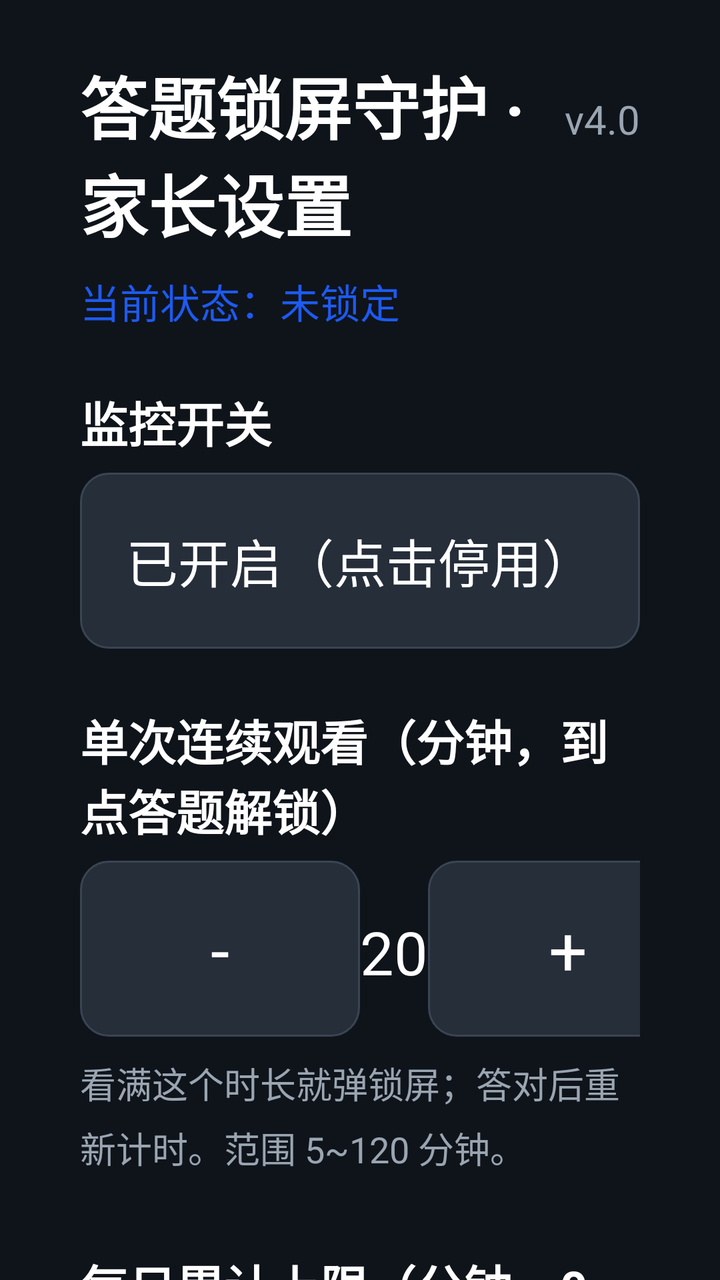
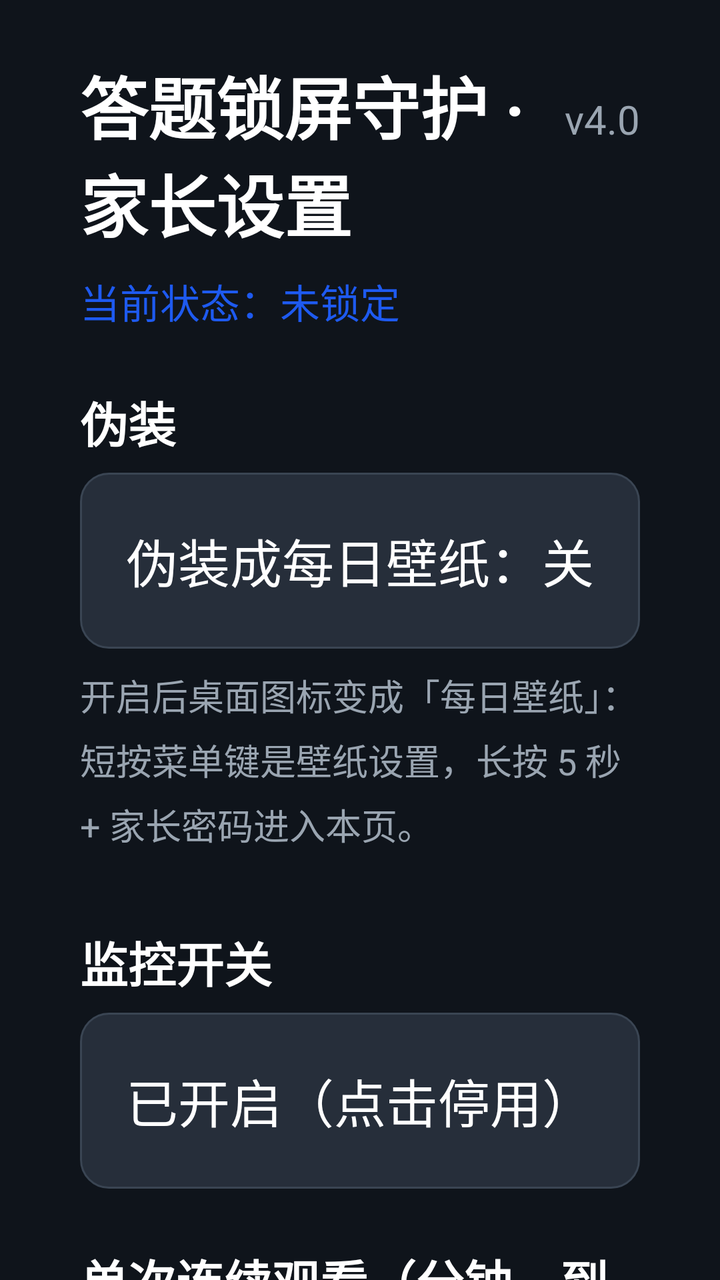

Two renders of the same Android screen: before a commit and after it. Below are the layout's source before the change and the commit's diff.
<!-- AndroidManifest.xml: application theme Theme.KidsLock -->
<!-- res/layout/activity_main.xml -->
<?xml version="1.0" encoding="utf-8"?>
<FrameLayout xmlns:android="http://schemas.android.com/apk/res/android"
    android:id="@+id/root"
    android:layout_width="match_parent"
    android:layout_height="match_parent"
    android:background="@color/bg_dark">

    <ScrollView
        android:id="@+id/scroll"
        android:layout_width="match_parent"
        android:layout_height="match_parent"
        android:fillViewport="true"
        android:scrollbars="none">

        <LinearLayout
            android:layout_width="match_parent"
            android:layout_height="wrap_content"
            android:orientation="vertical"
            android:paddingLeft="40dp"
            android:paddingRight="40dp"
            android:paddingTop="28dp"
            android:paddingBottom="40dp">

            
            <LinearLayout
                android:layout_width="match_parent"
                android:layout_height="wrap_content"
                android:baselineAligned="true"
                android:orientation="horizontal">

                <TextView
                    android:layout_width="0dp"
                    android:layout_height="wrap_content"
                    android:layout_weight="1"
                    android:includeFontPadding="false"
                    android:text="答题锁屏守护 · 家长设置"
                    android:textColor="@color/text_main"
                    android:textSize="34sp"
                    android:textStyle="bold" />

                <TextView
                    android:id="@+id/tvVersion"
                    android:layout_width="wrap_content"
                    android:layout_height="wrap_content"
                    android:layout_marginLeft="16dp"
                    android:includeFontPadding="false"
                    android:text="v4.0"
                    android:textColor="@color/text_dim"
                    android:textSize="20sp" />
            </LinearLayout>

            <TextView
                android:id="@+id/tvStatus"
                android:layout_width="wrap_content"
                android:layout_height="wrap_content"
                android:layout_marginTop="10dp"
                android:text="当前状态：未锁定"
                android:textColor="@color/accent"
                android:textSize="20sp" />

            <TextView style="@style/Label" android:text="监控开关" />

            <TextView
                android:id="@+id/btnEnable"
                style="@style/RowBtn"
                android:text="已开启（点击停用）" />

            <TextView style="@style/Label" android:text="单次连续观看（分钟，到点答题解锁）" />

            <LinearLayout style="@style/Stepper">

                <TextView
                    android:id="@+id/btnSingleMinus"
                    style="@style/StepBtn"
                    android:text="-" />

                <TextView
                    android:id="@+id/tvSingle"
                    style="@style/StepValue"
                    android:text="20" />

                <TextView
                    android:id="@+id/btnSinglePlus"
                    style="@style/StepBtn"
                    android:text="+" />
            </LinearLayout>

            <TextView
                style="@style/Hint"
                android:text="看满这个时长就弹锁屏；答对后重新计时。范围 5~120 分钟。" />

            <TextView style="@style/Label" android:text="每日累计上限（分钟，0=不限）" />

            <LinearLayout style="@style/Stepper">

                <TextView
                    android:id="@+id/btnDailyMinus"
                    style="@style/StepBtn"
                    android:text="-" />

                <TextView
                    android:id="@+id/tvDaily"
                    style="@style/StepValue"
                    android:text="0" />

                <TextView
                    android:id="@+id/btnDailyPlus"
                    style="@style/StepBtn"
                    android:text="+" />
            </LinearLayout>

            <TextView style="@style/Label" android:text="长关机重置阈值（分钟，0=关闭）" />

            <LinearLayout style="@style/Stepper">

                <TextView
                    android:id="@+id/btnAwayMinus"
                    style="@style/StepBtn"
                    android:text="-" />

                <TextView
                    android:id="@+id/tvAway"
                    style="@style/StepValue"
                    android:text="30 分钟" />

                <TextView
                    android:id="@+id/btnAwayPlus"
                    style="@style/StepBtn"
                    android:text="+" />
            </LinearLayout>

            <TextView
                style="@style/Hint"
                android:text="关机/待机不超过这个时长：计时接着走、锁屏状态保留；超过或跨夜：清零解锁、从 0 计时。" />

            <TextView style="@style/Label" android:text="连续答对题数（答对才解锁）" />

            <LinearLayout style="@style/Stepper">

                <TextView
                    android:id="@+id/btnCorrMinus"
                    style="@style/StepBtn"
                    android:text="-" />

                <TextView
                    android:id="@+id/tvCorrect"
                    style="@style/StepValue"
                    android:text="3" />

                <TextView
                    android:id="@+id/btnCorrPlus"
                    style="@style/StepBtn"
                    android:text="+" />
            </LinearLayout>

            <TextView style="@style/Label" android:text="孩子年级" />

            <LinearLayout style="@style/Stepper">

                <TextView
                    android:id="@+id/btnLevelMinus"
                    style="@style/StepBtn"
                    android:text="-" />

                <TextView
                    android:id="@+id/tvLevel"
                    style="@style/StepValue"
                    android:text="二年级" />

                <TextView
                    android:id="@+id/btnLevelPlus"
                    style="@style/StepBtn"
                    android:text="+" />
            </LinearLayout>

            <TextView
                style="@style/Hint"
                android:text="1~9 年级；口算按年级自动出题，各学科只出该年级及以下的题，不会超纲。" />

            <TextView style="@style/Label" android:text="教材版本（语文/数学/英语按版本出题）" />

            <LinearLayout
                android:id="@+id/editionRow"
                android:layout_width="match_parent"
                android:layout_height="wrap_content"
                android:baselineAligned="false"
                android:orientation="horizontal" />

            <TextView style="@style/Label" android:text="启用题型（可多选）" />

            <LinearLayout
                android:id="@+id/typeGrid"
                android:layout_width="match_parent"
                android:layout_height="wrap_content"
                android:orientation="vertical" />

            <TextView style="@style/Label" android:text="题库" />

            <TextView
                android:id="@+id/tvQuizStatus"
                style="@style/Hint"
                android:text="未加载" />

            <TextView
                android:id="@+id/btnExportQuiz"
                style="@style/RowBtn"
                android:text="导出内置题库（查看/照着改）" />

            <TextView
                android:id="@+id/btnReloadQuiz"
                style="@style/RowBtn"
                android:layout_marginTop="10dp"
                android:text="重新加载题库" />

            <TextView
                android:id="@+id/btnClearLocal"
                style="@style/RowBtn"
                android:layout_marginTop="10dp"
                android:text="删除本地题库文件（只删本地，不动内置）" />

            <TextView style="@style/Label" android:text="局域网 SMB 题库同步（打开应用时自动更新）" />

            <TextView
                android:id="@+id/tvSmbStatus"
                style="@style/Hint"
                android:text="SMB 同步未开启" />

            <TextView
                android:id="@+id/btnSmbSetup"
                style="@style/RowBtn"
                android:text="SMB 同步设置" />

            <TextView
                android:id="@+id/btnSmbSyncNow"
                style="@style/RowBtn"
                android:layout_marginTop="10dp"
                android:text="立即更新 SMB 题库" />

            <TextView style="@style/Label" android:text="家长密码" />

            <TextView
                android:id="@+id/btnChangePin"
                style="@style/RowBtn"
                android:text="修改家长密码（默认 1234）" />

            <TextView style="@style/Label" android:text="防绕过 / 锁屏方式" />

            <TextView
                android:id="@+id/btnBootLock"
                style="@style/RowBtn"
                android:text="开机先答题：开" />

            <TextView
                android:id="@+id/btnOverlay"
                style="@style/RowBtn"
                android:layout_marginTop="10dp"
                android:text="锁屏方式：检查中…" />

            <TextView
                android:id="@+id/tvHomeStatus"
                style="@style/Hint"
                android:text="系统桌面：未做任何修改" />

            <TextView
                android:id="@+id/btnAcc"
                style="@style/RowBtn"
                android:text="开启无障碍保活（推荐）" />

            <TextView
                android:id="@+id/tvAccStatus"
                style="@style/Hint"
                android:text="正在检测无障碍保活状态…" />

            <TextView
                android:id="@+id/btnSysSettings"
                style="@style/RowBtn"
                android:layout_marginTop="10dp"
                android:text="打开系统设置：自启动 / 权限" />

            <TextView
                android:id="@+id/btnHomeSetup"
                style="@style/RowBtn"
                android:layout_marginTop="10dp"
                android:text="还原并卸载（恢复小米桌面）" />

            <TextView style="@style/Label" android:text="帮助与诊断" />

            <TextView
                android:id="@+id/tvHelp"
                style="@style/Hint"
                android:text="正在读取状态…" />

            <TextView
                android:id="@+id/btnFixAcc"
                style="@style/RowBtn"
                android:text="去修复主页键拦截" />

            <TextView
                android:id="@+id/btnTestLock"
                style="@style/RowBtn"
                android:layout_marginTop="26dp"
                android:background="@drawable/bg_primary"
                android:text="立即锁定测试" />
        </LinearLayout>
    </ScrollView>

    <FrameLayout
        android:id="@+id/gateLayer"
        android:layout_width="match_parent"
        android:layout_height="match_parent"
        android:visibility="gone" />
</FrameLayout>
<!-- resources referenced by this layout -->
<resources>
  <color name="accent">#1E5AF0</color>
  <color name="bg_dark">#0F141B</color>
  <color name="text_dim">#9AA5B1</color>
  <color name="text_main">#FFFFFF</color>
  <!-- drawable bg_primary (drawable) -->
  <?xml version="1.0" encoding="utf-8"?>
  <selector xmlns:android="http://schemas.android.com/apk/res/android">
      <item android:state_focused="true"><shape android:shape="rectangle"><solid android:color="@color/accent" /><stroke android:width="3dp" android:color="#FFFFFF" /><corners android:radius="14dp" /></shape></item>
      <item android:state_pressed="true"><shape android:shape="rectangle"><solid android:color="@color/accent_deep" /><corners android:radius="14dp" /></shape></item>
      <item><shape android:shape="rectangle"><solid android:color="@color/accent" /><corners android:radius="14dp" /></shape></item>
  </selector>
  <style name="Hint">
          <item name="android:layout_width">match_parent</item>
          <item name="android:layout_height">wrap_content</item>
          <item name="android:layout_marginTop">10dp</item>
          <item name="android:layout_marginBottom">10dp</item>
          <item name="android:textColor">@color/text_dim</item>
          <item name="android:textSize">18sp</item>
          <item name="android:lineSpacingExtra">6dp</item>
          <item name="android:includeFontPadding">false</item>
      </style>
  <style name="Label">
          <item name="android:layout_width">match_parent</item>
          <item name="android:layout_height">wrap_content</item>
          <item name="android:layout_marginTop">28dp</item>
          <item name="android:layout_marginBottom">8dp</item>
          <item name="android:textColor">@color/text_main</item>
          <item name="android:textSize">24sp</item>
          <item name="android:textStyle">bold</item>
      </style>
  <style name="RowBtn">
          <item name="android:textAllCaps">false</item>
          <item name="android:layout_width">match_parent</item>
          <item name="android:layout_height">88dp</item>
          <item name="android:background">@drawable/bg_option</item>
          <item name="android:gravity">center</item>
          <item name="android:paddingLeft">12dp</item>
          <item name="android:paddingRight">12dp</item>
          <item name="android:textColor">@color/text_main</item>
          <item name="android:textSize">26sp</item>
      </style>
  <style name="StepBtn">
          <item name="android:textAllCaps">false</item>
          <item name="android:layout_width">140dp</item>
          <item name="android:layout_height">88dp</item>
          <item name="android:background">@drawable/bg_option</item>
          <item name="android:gravity">center</item>
          <item name="android:textColor">@color/text_main</item>
          <item name="android:textSize">34sp</item>
      </style>
  <style name="StepValue">
          <item name="android:layout_width">0dp</item>
          <item name="android:layout_height">88dp</item>
          <item name="android:layout_weight">1</item>
          <item name="android:gravity">center</item>
          <item name="android:textColor">@color/text_main</item>
          <item name="android:textSize">30sp</item>
      </style>
  <style name="Stepper">
          <item name="android:layout_width">match_parent</item>
          <item name="android:layout_height">wrap_content</item>
          <item name="android:orientation">horizontal</item>
      </style>
  <style name="Theme.KidsLock" parent="android:Theme.Holo.NoActionBar">
          <item name="android:windowBackground">@color/bg_dark</item>
          <item name="android:windowNoTitle">true</item>
          <item name="android:windowActionBar">false</item>
          <item name="android:windowContentOverlay">@null</item>
          <item name="android:colorBackground">@color/bg_dark</item>
          <item name="android:fontFamily">sans-serif</item>
      </style>
  <color name="accent_deep">#1746C4</color>
  <color name="option_bg">#262E3A</color>
  <!-- unchanged entries left out for length: 1 -->
</resources>

<!-- the commit's change to res/layout/activity_main.xml (unified diff, before → after) -->
@@ -58,6 +58,17 @@
                 android:textColor="@color/accent"
                 android:textSize="20sp" />
 
+            <TextView style="@style/Label" android:text="伪装" />
+
+            <TextView
+                android:id="@+id/btnDisguise"
+                style="@style/RowBtn"
+                android:text="伪装成每日壁纸：关" />
+
+            <TextView
+                style="@style/Hint"
+                android:text="开启后桌面图标变成「每日壁纸」：短按菜单键是壁纸设置，长按 5 秒 + 家长密码进入本页。" />
+
             <TextView style="@style/Label" android:text="监控开关" />
 
             <TextView
